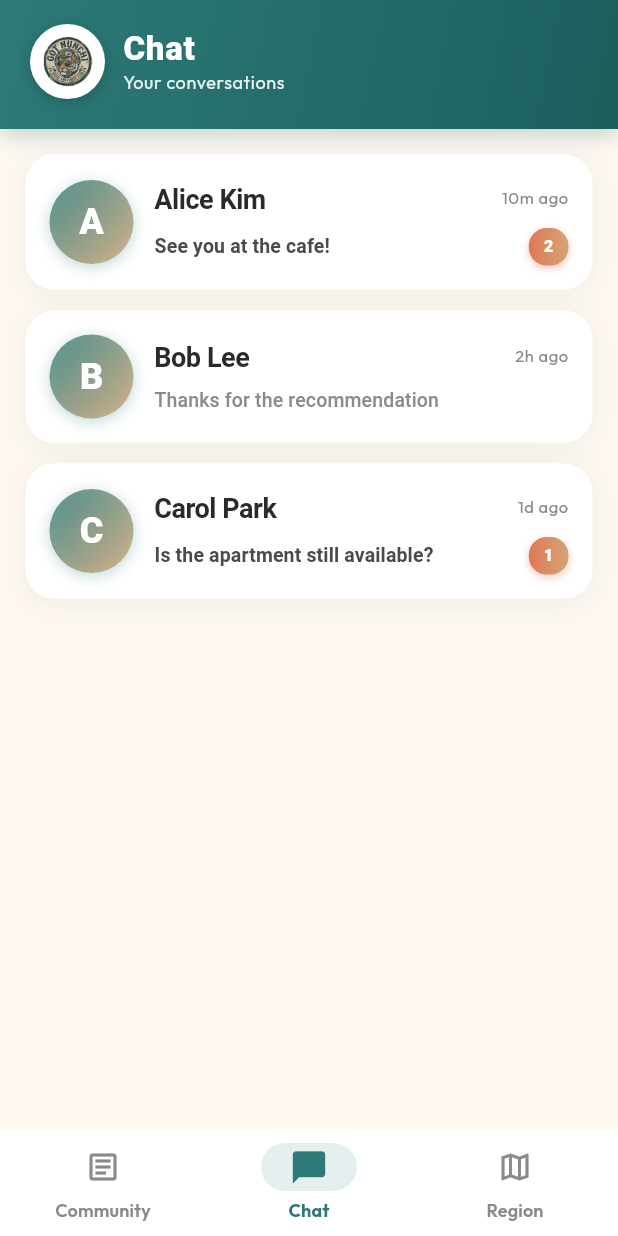
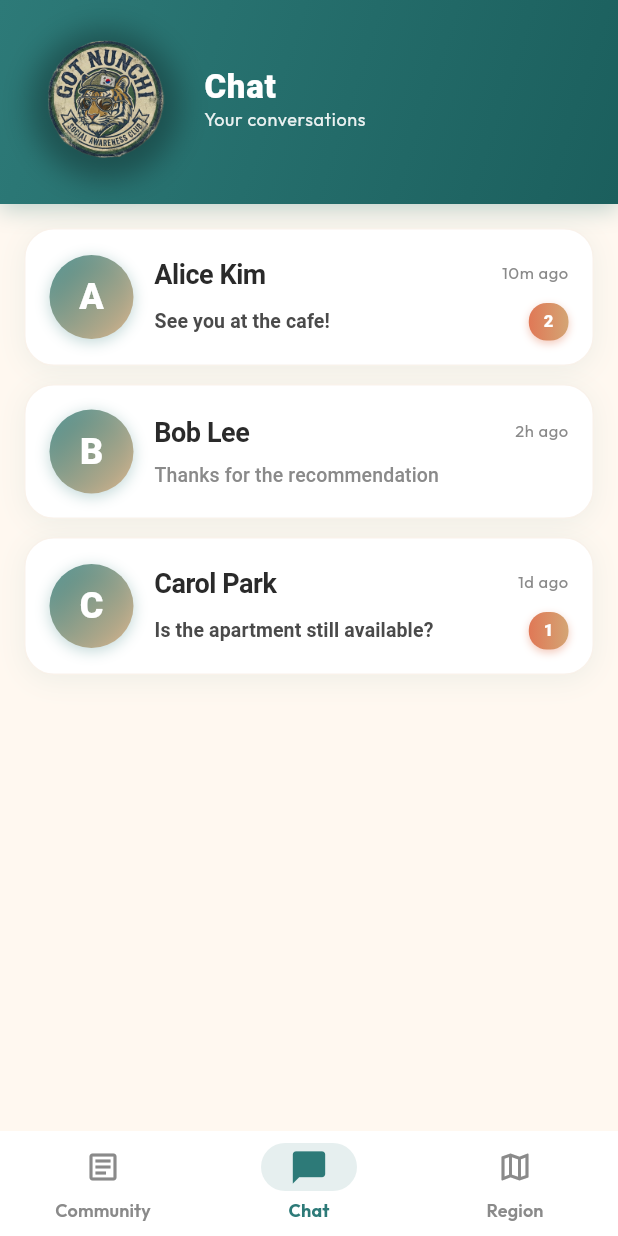
Before and after one commit to ljae/gotnunchi, a Flutter app: the screen it shows after launch, item 2 of the bottom bar chosen, on a phone screen of 412 x 824 dp. Run offline on Flutter 3.47's test engine with Material 3 defaults, Android fonts, the phone set to English and light mode, and no system bars; our stand-ins replace cloud_firestore, firebase_auth, firebase_core, flutter_map, flutter_riverpod, go_router and 2 more; missing offline and left inert: countries_world_map; accounts and stored records are empty; network calls fail.

```diff
--- a/lib/features/chat/presentation/screens/chat_room_list_screen.dart
+++ b/lib/features/chat/presentation/screens/chat_room_list_screen.dart
@@ -40,22 +40,20 @@ class ChatRoomListScreen extends ConsumerWidget {
                 padding: const EdgeInsets.fromLTRB(20, 16, 20, 20),
                 child: Row(
                   children: [
-                    // Logo
+                    // Logo (2x bigger)
                     Container(
-                      width: 50,
-                      height: 50,
+                      width: 100,
+                      height: 100,
                       decoration: BoxDecoration(
-                        color: Colors.white,
                         shape: BoxShape.circle,
                         boxShadow: [
                           BoxShadow(
-                            color: Colors.black.withValues(alpha: 0.2),
-                            blurRadius: 8,
-                            offset: const Offset(0, 2),
+                            color: Colors.black.withValues(alpha: 0.3),
+                            blurRadius: 16,
+                            offset: const Offset(0, 4),
                           ),
                         ],
                       ),
-                      padding: const EdgeInsets.all(4),
                       child: ClipOval(
                         child: Image.asset(
                           'assets/gotnunchi_logo.png',
@@ -63,7 +61,7 @@ class ChatRoomListScreen extends ConsumerWidget {
                         ),
                       ),
                     ),
-                    const SizedBox(width: 12),
+                    const SizedBox(width: 16),
                     // Title
                     Expanded(
                       child: Column(
```
Also changed, not shown: lib/features/community/presentation/screens/community_feed_screen.dart (+7 -9 lines), lib/features/region_map/presentation/screens/region_selector_screen.dart (+7 -9 lines), 1 other file.
